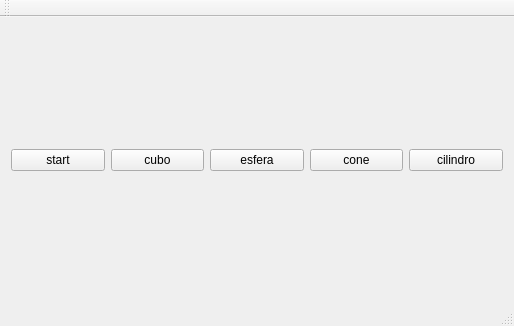
Before: the Qt Designer form testInterface/mainwindow.ui in pvmocbel/Lane3dViewer, drawn with Qt 5.
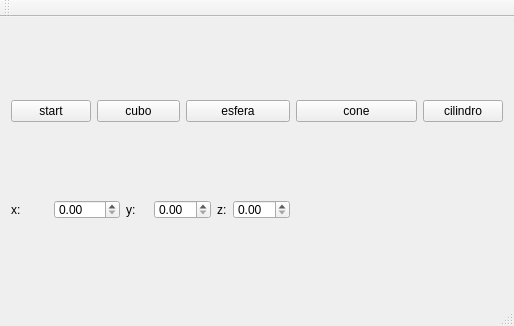
After: the same form once the commit is applied.

The edit to the form file:
```diff
--- a/testInterface/mainwindow.ui
+++ b/testInterface/mainwindow.ui
@@ -15,41 +15,117 @@
   </property>
   <widget class="QWidget" name="centralWidget">
    <layout class="QGridLayout" name="gridLayout">
-    <item row="0" column="0">
+    <item row="0" column="0" colspan="2">
      <widget class="QPushButton" name="start">
       <property name="text">
        <string>start</string>
       </property>
      </widget>
     </item>
-    <item row="0" column="1">
+    <item row="0" column="2" colspan="3">
      <widget class="QPushButton" name="cubo">
       <property name="text">
        <string>cubo</string>
       </property>
      </widget>
     </item>
-    <item row="0" column="2">
+    <item row="0" column="5" colspan="3">
      <widget class="QPushButton" name="esfera">
       <property name="text">
        <string>esfera</string>
       </property>
      </widget>
     </item>
-    <item row="0" column="3">
+    <item row="0" column="8">
      <widget class="QPushButton" name="cone">
       <property name="text">
        <string>cone</string>
       </property>
      </widget>
     </item>
-    <item row="0" column="4">
+    <item row="0" column="9">
      <widget class="QPushButton" name="cilindro">
       <property name="text">
        <string>cilindro</string>
       </property>
      </widget>
     </item>
+    <item row="1" column="0">
+     <widget class="QLabel" name="label">
+      <property name="text">
+       <string>x:</string>
+      </property>
+     </widget>
+    </item>
+    <item row="1" column="1" colspan="2">
+     <widget class="QDoubleSpinBox" name="position_x">
+      <property name="maximumSize">
+       <size>
+        <width>74</width>
+        <height>19</height>
+       </size>
+      </property>
+     </widget>
+    </item>
+    <item row="1" column="3">
+     <widget class="QLabel" name="label_2">
+      <property name="maximumSize">
+       <size>
+        <width>29</width>
+        <height>19</height>
+       </size>
+      </property>
+      <property name="text">
+       <string>y:</string>
+      </property>
+     </widget>
+    </item>
+    <item row="1" column="4" colspan="2">
+     <widget class="QDoubleSpinBox" name="position_y">
+      <property name="maximumSize">
+       <size>
+        <width>68</width>
+        <height>19</height>
+       </size>
+      </property>
+     </widget>
+    </item>
+    <item row="1" column="6">
+     <widget class="QLabel" name="label_3">
+      <property name="maximumSize">
+       <size>
+        <width>29</width>
+        <height>19</height>
+       </size>
+      </property>
+      <property name="text">
+       <string>z:</string>
+      </property>
+     </widget>
+    </item>
+    <item row="1" column="7">
+     <widget class="QDoubleSpinBox" name="position_z">
+      <property name="maximumSize">
+       <size>
+        <width>62</width>
+        <height>19</height>
+       </size>
+      </property>
+     </widget>
+    </item>
+    <item row="1" column="8">
+     <spacer name="horizontalSpacer">
+      <property name="orientation">
+       <enum>Qt::Horizontal</enum>
+      </property>
+      <property name="sizeHint" stdset="0">
+       <size>
+        <width>40</width>
+        <height>20</height>
+       </size>
+      </property>
+     </spacer>
+    </item>
    </layout>
   </widget>
   <widget class="QMenuBar" name="menuBar">
```
